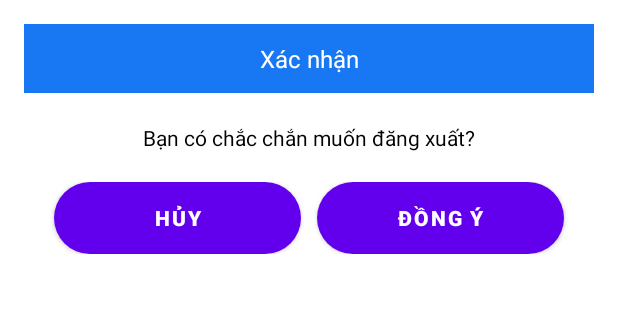
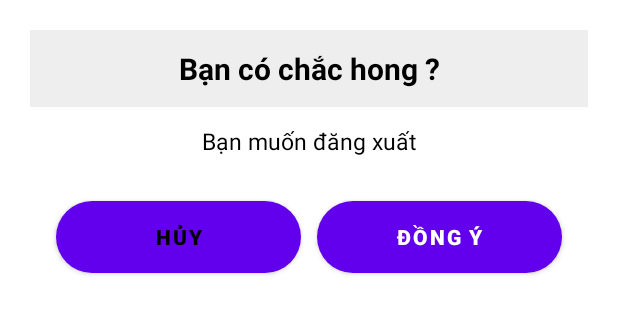
Before and after one commit to NguyenHzviper/Mobile-tiensi-Japan, an Android app: the layout layout_dialog_confirm.xml on its own in the app's theme, with its tools: preview values and no code run, on a phone screen of 412 x 824 dp. Shown: the top 314 px of the screen. Run offline under Robolectric (Android 15) with nearby library versions, the phone set to English and light mode, and no system bars; plain views replace CircularProgressButton.

```diff
--- a/app/build.gradle
+++ b/app/build.gradle
@@ -38,6 +38,7 @@ dependencies {
     implementation 'com.google.firebase:firebase-firestore:24.6.1'
     implementation 'com.google.firebase:firebase-storage:20.2.0'
     implementation 'com.google.firebase:firebase-firestore-ktx:24.6.1'
+    implementation platform('com.google.firebase:firebase-bom:32.1.1')
     implementation 'com.google.firebase:firebase-auth-ktx:22.0.0'
     implementation 'com.google.firebase:firebase-auth:22.0.0'
     testImplementation 'junit:junit:4.13.2'
--- a/app/src/main/java/com/nvn/mobilent/screens/login/LoginActivity.java
+++ b/app/src/main/java/com/nvn/mobilent/screens/login/LoginActivity.java
@@ -138,7 +138,7 @@ public class LoginActivity extends AppCompatActivity {
         email = findViewById(R.id.loginemail);
         password = findViewById(R.id.loginpassword);
         btnLogin = findViewById(R.id.btnlogin);
-        email.setText("ngu@gmail.com");
+        email.setText("nguyenpham430hf@gmail.com");
         password.setText("123456");
         tv_ForgotPass = findViewById(R.id.tv_forgotpass);
         textInputLayoutEmail = findViewById(R.id.til_loginemail);
--- /dev/null
+++ b/app/src/main/res/drawable/bg_confirm_dialog.xml
@@ -0,0 +1,5 @@
+<?xml version="1.0" encoding="utf-8"?>
+<shape xmlns:android="http://schemas.android.com/apk/res/android">
+    <solid android:color="@color/white" />
+    <corners android:radius="10dp" /> <!-- Set your desired corner radius -->
+</shape>
--- /dev/null
+++ b/app/src/main/res/drawable/bg_textview_rounded.xml
@@ -0,0 +1,5 @@
+<?xml version="1.0" encoding="utf-8"?>
+<shape xmlns:android="http://schemas.android.com/apk/res/android">
+    <solid android:color="@color/input_form_background" /> <!-- Set your desired background color -->
+    <corners android:radius="20dp" /> <!-- Set your desired corner radius -->
+</shape>
--- a/app/src/main/res/layout/fragment_view_account_info.xml
+++ b/app/src/main/res/layout/fragment_view_account_info.xml
@@ -56,6 +56,7 @@
             android:layout_width="match_parent"
             android:layout_height="wrap_content"
             android:layout_marginBottom="10dp"
+            android:id="@+id/tv_useremail"
             android:text="abc@gmail.com.vn"
             android:textSize="20sp" />
 
--- a/app/src/main/res/layout/layout_dialog_confirm.xml
+++ b/app/src/main/res/layout/layout_dialog_confirm.xml
@@ -2,55 +2,54 @@
 <LinearLayout xmlns:android="http://schemas.android.com/apk/res/android"
     android:layout_width="match_parent"
     android:layout_height="wrap_content"
-    android:layout_margin="16dp"
-    android:background="@color/white"
+    android:layout_margin="20dp"
+    android:background="@drawable/bg_confirm_dialog"
     android:orientation="vertical">
 
     <TextView
         android:layout_width="match_parent"
         android:layout_height="wrap_content"
-        android:background="@color/primaryTextColor"
+        android:background="@color/input_form_background"
         android:gravity="center"
         android:padding="12dp"
-        android:text="Xác nhận"
-        android:textColor="@color/white"
-        android:textSize="16sp" />
+        android:text="Bạn có chắc hong ?"
+        android:textColor="@color/black"
+        android:textSize="20sp"
+        android:textStyle="bold" />
 
     <TextView
         android:layout_width="match_parent"
         android:layout_height="wrap_content"
         android:gravity="center"
-        android:padding="20dp"
-        android:text="Bạn có chắc chắn muốn đăng xuất?"
+        android:padding="12dp"
+        android:text="Bạn muốn đăng xuất"
         android:textColor="@color/black"
-        android:textSize="14sp" />
+        android:textSize="15sp" />
 
     <LinearLayout
         android:layout_width="match_parent"
         android:layout_height="wrap_content"
-        android:gravity="center"
-        android:orientation="horizontal"
-        android:weightSum="2">
+        android:layout_margin="12dp"
+        android:gravity="center">
+
 
         <com.apachat.loadingbutton.core.customViews.CircularProgressButton
-            android:id="@+id/btnHuy"
+            android:id="@+id/btnCancel"
             style="@style/loginButton"
-            android:layout_width="match_parent"
+            android:layout_width="0dp"
             android:layout_height="wrap_content"
-            android:layout_marginLeft="20dp"
-            android:layout_marginRight="5dp"
+            android:layout_margin="5dp"
             android:layout_weight="1"
-            android:backgroundTint="#FB8C00"
-            android:text="Hủy" />
+            android:backgroundTint="@color/input_form_background"
+            android:text="Hủy"
+            android:textColor="@color/black" />
 
         <com.apachat.loadingbutton.core.customViews.CircularProgressButton
-            android:id="@+id/btnDongY"
+            android:id="@+id/btnConfirm"
             style="@style/loginButton"
-            android:layout_width="match_parent"
+            android:layout_width="0dp"
             android:layout_height="wrap_content"
-            android:layout_gravity="right"
-            android:layout_marginLeft="5dp"
-            android:layout_marginRight="20dp"
+            android:layout_margin="5dp"
             android:layout_weight="1"
             android:text="Đồng ý" />
     </LinearLayout>
```
Also changed, not shown: app/src/main/java/com/nvn/mobilent/screens/forgot/EmailFragment.java (+19 -1 lines), app/src/main/java/com/nvn/mobilent/screens/forgot/PhoneFragment.java (+49 -23 lines), app/src/main/java/com/nvn/mobilent/screens/forgot/VerifyResetPasswordActivity.java (+5 -4 lines), app/src/main/java/com/nvn/mobilent/screens/settings/SettingFragment.java (+124 -123 lines), app/src/main/java/com/nvn/mobilent/screens/settings/ViewAccountInfo.java (+21 -5 lines), app/src/main/res/layout/activity_login.xml (+14 -14 lines).
